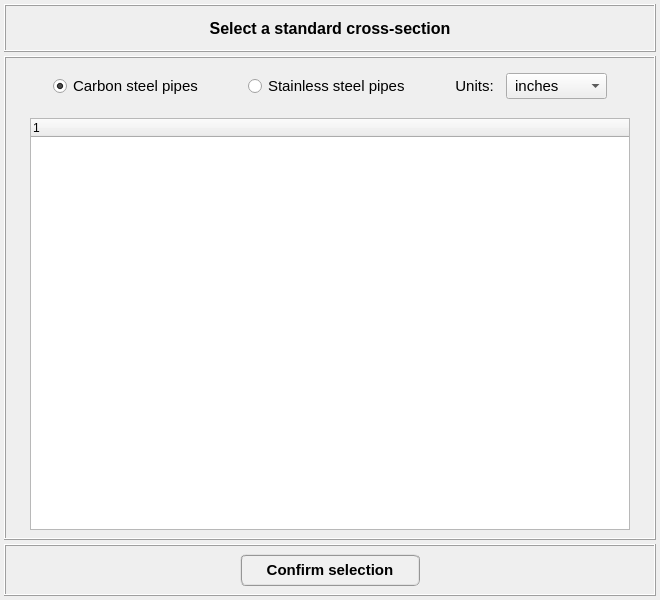
Before: the Qt Designer form data/user_input/ui/Model/Setup/Structural/standard_cross_section_input.ui in open-pulse/OpenPulse, drawn with Qt 5.
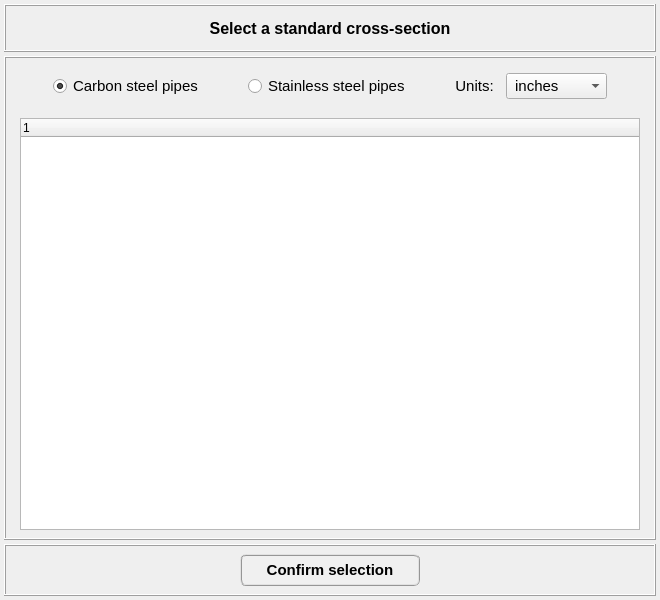
After: the same form once the commit is applied.

Commit message: Adds standard section checks

What changed in the file:
```diff
--- a/data/user_input/ui/Model/Setup/Structural/standard_cross_section_input.ui
+++ b/data/user_input/ui/Model/Setup/Structural/standard_cross_section_input.ui
@@ -311,13 +311,18 @@
            </property>
            <property name="maximumSize">
             <size>
-             <width>600</width>
+             <width>620</width>
              <height>420</height>
             </size>
            </property>
            <property name="indentation">
             <number>0</number>
            </property>
+           <column>
+            <property name="text">
+             <string notr="true">1</string>
+            </property>
+           </column>
           </widget>
          </item>
         </layout>
```
Left out of the diff: 9 changed lines with no effect on the pictures. The commit also changes 4 other files.
